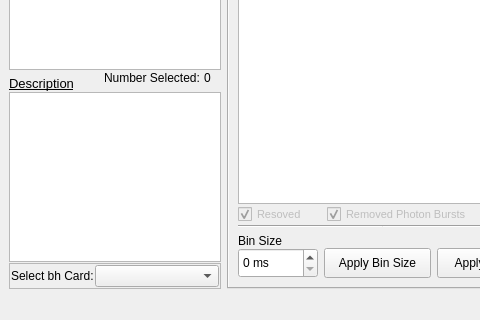
BioPhysicsUP/Full_SMS, file resources/ui/mainwindow.ui: the form before one commit; both pictures show x 0 to 480 and y 435 to 755 of the 1200 by 755 pixel window.
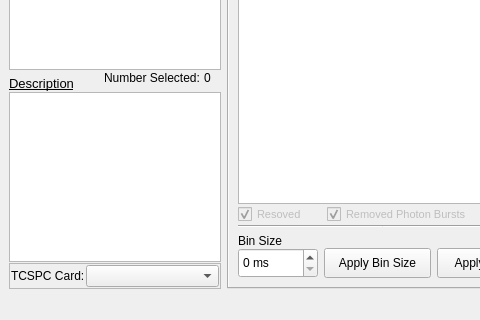
The form after the commit. Icons and pictures are not drawn. Custom widgets are drawn as their Qt base class.

Commit message: Generalized B&H card -> TCSPC card. Added ability to load analysis of v1.05 to v1.06.

Diff of the .ui file:
```diff
--- a/resources/ui/mainwindow.ui
+++ b/resources/ui/mainwindow.ui
@@ -221,7 +221,7 @@
          <item>
           <widget class="QLabel" name="label_6">
            <property name="text">
-            <string>Select bh Card:</string>
+            <string>TCSPC Card:</string>
            </property>
           </widget>
          </item>
```
Left out of the diff: 2 changed lines with no effect on the pictures. The commit also changes 5 other files.
